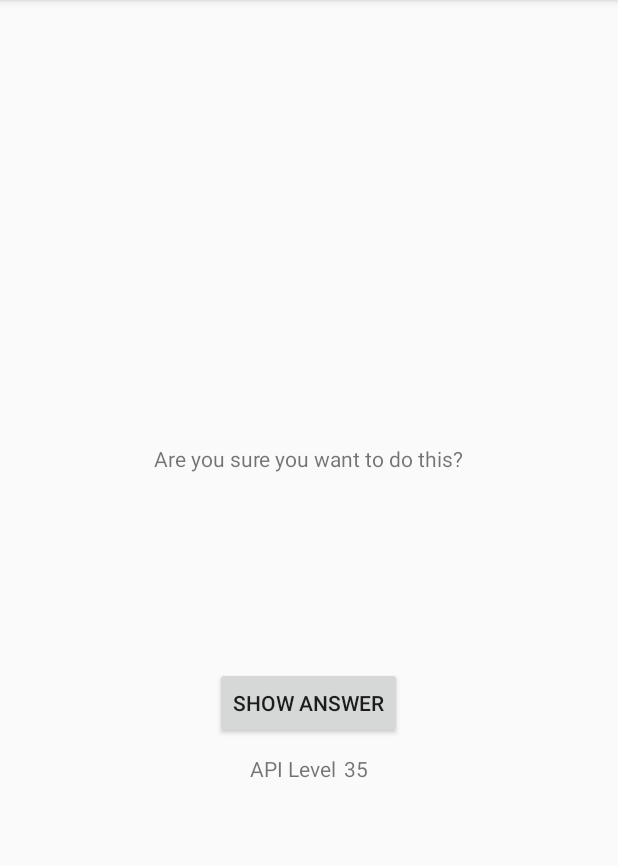
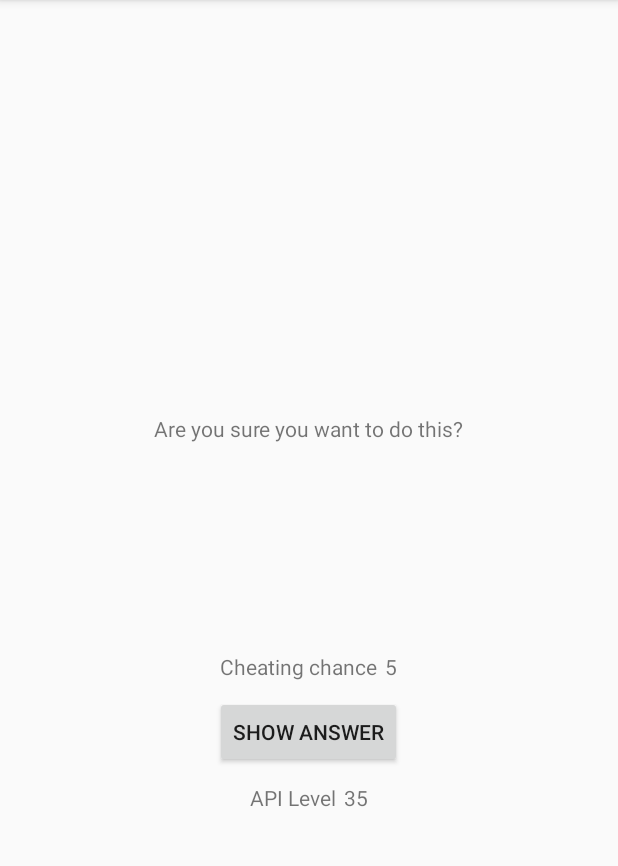
Before and after one commit to MinaFujisawa/CountryQuiz, an Android app: the CheatActivity screen opened directly, with no data from a screen before it, on a phone screen of 412 x 824 dp, the part 84-950 px from its top. Run offline under Robolectric (Android 15) with nearby library versions, the phone set to English and light mode, and no system bars.

Commit message:
add cheating chance component

```diff
--- a/app/src/main/java/com/derrick/park/countryquiz/CheatActivity.java
+++ b/app/src/main/java/com/derrick/park/countryquiz/CheatActivity.java
@@ -15,12 +15,14 @@ public class CheatActivity extends AppCompatActivity {
     private Button mShowButton;
     private TextView mAnswerTextView;
     private TextView mAPILevelTextView;
+    private TextView mCheatingChanceTextView;
     private boolean mAnswer;
-    private boolean mIsCheatr = false;
+    private boolean mIsCheater = false;
     private boolean mIsShowing = false;
+    private int numCheatingChance = 5;
     private static final String IS_CHEATER = "com.derrick.park.countryquiz.is_cheated"; //should be very unique
     private static final String KEY = "key";
-    private final String TAG = "CheatActivity";
+    private static final String TAG = "CheatActivity";
 
     @Override
 
@@ -28,25 +30,28 @@ public class CheatActivity extends AppCompatActivity {
         super.onCreate(savedInstanceState);
         setContentView(R.layout.activity_cheat);
 
+        // for changing orientation
         if (savedInstanceState != null) {
             mIsShowing = savedInstanceState.getBoolean(KEY, false);
         }
 
-        mAnswer = getIntent().getBooleanExtra("answer", false);
+        mCheatingChanceTextView = (TextView) findViewById(R.id.cheatingChance);
+        mCheatingChanceTextView.setText(String.valueOf(numCheatingChance));
 
-        mAnswerTextView = (TextView) findViewById(R.id.answer);
-
-        mAPILevelTextView = (TextView) findViewById(R.id.apiLevel);
-        mAPILevelTextView.setText(String.valueOf(android.os.Build.VERSION.SDK));
 
         //for the button
         mShowButton = (Button) findViewById(R.id.showCheat_utton);
         mShowButton.setOnClickListener(new View.OnClickListener() {
             @Override
             public void onClick(View v) {
-                mIsCheatr = true;
+                mIsCheater = true;
                 mAnswerTextView.setText(String.valueOf(mAnswer));
                 mIsShowing = true;
+                numCheatingChance--;
+                mCheatingChanceTextView.setText(String.valueOf(numCheatingChance));
+                if(numCheatingChance == 0){
+                    mShowButton.setEnabled(false);
+                }
 
                 if(Build.VERSION.SDK_INT >= Build.VERSION_CODES.LOLLIPOP){
 
@@ -54,10 +59,18 @@ public class CheatActivity extends AppCompatActivity {
             }
         });
 
+
+
+        mAnswer = getIntent().getBooleanExtra("answer", false);
+        mAnswerTextView = (TextView) findViewById(R.id.answer);
+
+        mAPILevelTextView = (TextView) findViewById(R.id.apiLevel);
+        mAPILevelTextView.setText(String.valueOf(android.os.Build.VERSION.SDK));
+
         // for changing orientation
         if(mIsShowing){
             mAnswerTextView.setText(String.valueOf(mAnswer));
-            mIsCheatr = true;
+            mIsCheater = true;
         }
     }
 
@@ -71,7 +84,7 @@ public class CheatActivity extends AppCompatActivity {
     @Override
     public void onBackPressed() {
         Intent intent = new Intent();
-        intent.putExtra(IS_CHEATER, mIsCheatr);
+        intent.putExtra(IS_CHEATER, mIsCheater);
         setResult(RESULT_OK, intent);
         finish();
     }
--- a/app/src/main/res/layout/activity_cheat.xml
+++ b/app/src/main/res/layout/activity_cheat.xml
@@ -9,23 +9,17 @@
     tools:context="com.derrick.park.countryquiz.CheatActivity">
 
     <TextView
-        android:text="@string/cheat_heading"
+        android:layout_width="wrap_content"
+        android:layout_height="wrap_content"
         android:layout_margin="50dp"
-        android:layout_width="wrap_content"
-        android:layout_height="wrap_content" />
+        android:text="@string/cheat_heading" />
 
     <TextView
         android:id="@+id/answer"
-        tools:text="answer"
+        android:layout_width="wrap_content"
+        android:layout_height="wrap_content"
         android:layout_margin="30dp"
-        android:layout_width="wrap_content"
-        android:layout_height="wrap_content" />
-
-    <Button
-        android:id="@+id/showCheat_utton"
-        android:text="@string/showAnswer_button"
-        android:layout_width="wrap_content"
-        android:layout_height="wrap_content" />
+        tools:text="answer" />
 
     <LinearLayout
         android:layout_width="wrap_content"
@@ -34,16 +28,43 @@
         <TextView
             android:layout_width="wrap_content"
             android:layout_height="wrap_content"
-            android:text="@string/api"
-            android:layout_marginTop="10dp" />
+            android:layout_marginTop="10dp"
+            android:text="@string/cheatingChance" />
+
+        <TextView
+            android:id="@+id/cheatingChance"
+            android:layout_width="wrap_content"
+            android:layout_height="wrap_content"
+            android:layout_marginTop="10dp"
+            android:layout_marginLeft="5dp"
+            tools:text="5" />
+
+    </LinearLayout>
+
+    <Button
+        android:id="@+id/showCheat_utton"
+        android:layout_width="wrap_content"
+        android:layout_height="wrap_content"
+        android:layout_marginTop="10dp"
+        android:text="@string/showAnswer_button" />
+
+    <LinearLayout
+        android:layout_width="wrap_content"
+        android:layout_height="wrap_content">
+
+        <TextView
+            android:layout_width="wrap_content"
+            android:layout_height="wrap_content"
+            android:layout_marginTop="10dp"
+            android:text="@string/api" />
 
         <TextView
             android:id="@+id/apiLevel"
             android:layout_width="wrap_content"
             android:layout_height="wrap_content"
-            tools:text="00"
             android:layout_marginLeft="5dp"
-            android:layout_marginTop="10dp" />
+            android:layout_marginTop="10dp"
+            tools:text="00" />
     </LinearLayout>
 
 
--- a/app/src/main/res/values/strings.xml
+++ b/app/src/main/res/values/strings.xml
@@ -15,5 +15,6 @@
     <string name="cheat_heading">Are you sure you want to do this?</string>
     <string name="showAnswer_button">Show Answer</string>
     <string name="api">API Level </string>
+    <string name="cheatingChance">Cheating chance</string>
 
 </resources>
```
